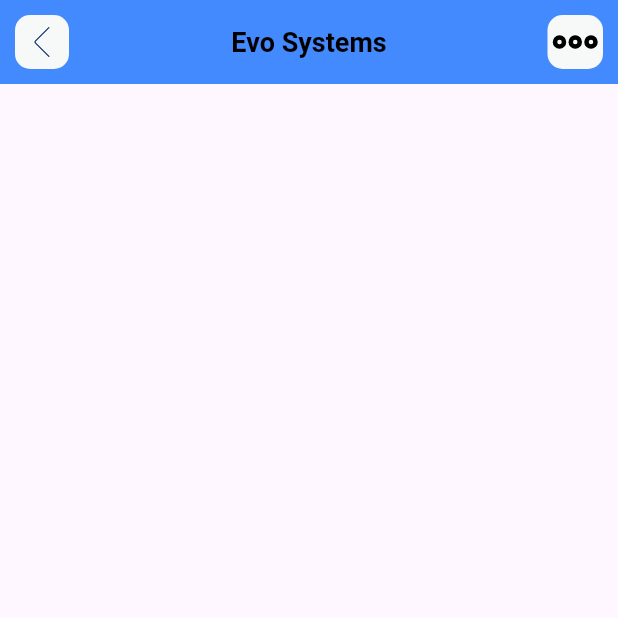
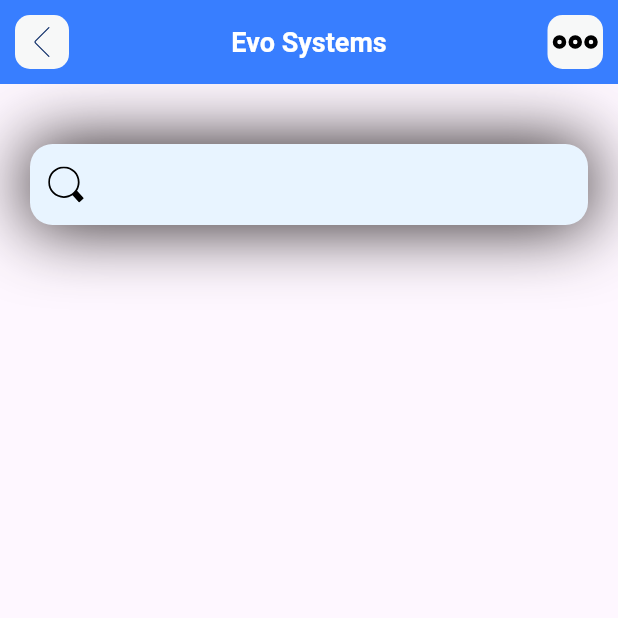
Before and after one commit to Autierii/EvoSys, a Flutter app: the screen it shows after launch, on a phone screen of 412 x 824 dp, the top half of it. Run offline on Flutter 3.47's test engine with Material 3 defaults, Android fonts, the phone set to English and light mode, and no system bars; our stand-ins replace flutter_svg.

Commit message:
Barra de navegação nao funcional

```diff
--- a/lib/pages/home.dart
+++ b/lib/pages/home.dart
@@ -7,16 +7,57 @@ class HomePage extends StatelessWidget {
   @override
   Widget build(BuildContext context) {
     return Scaffold(
-      appBar: AppBar(
+      appBar: _buildAppBar(),
+      body: Column(
+        children: [
+          Container(
+            margin: EdgeInsets.only(top: 40, left: 20, right: 20),
+            decoration: BoxDecoration(
+              boxShadow: [
+                BoxShadow(
+              color: Color(0xff1D1617),
+              blurRadius: 40,
+              spreadRadius: 0.0
+                )
+              ]
+            ),
+            child: TextField(
+              decoration: InputDecoration(
+                filled: true,
+                fillColor: const Color.fromARGB(255, 232, 244, 255),
+                contentPadding: EdgeInsets.all(15),
+                prefixIcon: Padding(
+                  padding: const EdgeInsets.all(12),
+                  child: SvgPicture.asset(
+                    'assets/icons/search.svg',
+                    height: 20,
+                    width: 20,
+                    ),
+                ),
+                border: OutlineInputBorder(
+                  borderRadius: BorderRadius.circular(15),
+                  borderSide: BorderSide.none,
+                )
+              )
+            ),
+          )
+        ]
+      ),
+    );
+  }
+
+
+    AppBar _buildAppBar() {
+      return AppBar(
         title: Text(
           'Evo Systems',
           style: TextStyle(
-              color: Colors.black,
+            color: Colors.white,
             fontSize: 18,
-              fontWeight: FontWeight.bold
+            fontWeight: FontWeight.bold,
           ),
         ),
-          backgroundColor: Colors.blueAccent,
+        backgroundColor: const Color.fromARGB(255, 56, 126, 255),
         elevation: 0.0,
         centerTitle: true,
         leading: Container(
@@ -24,32 +65,38 @@ class HomePage extends StatelessWidget {
           alignment: Alignment.center,
           decoration: BoxDecoration(
             color: Color(0xffF7F8F8),
-              borderRadius: BorderRadius.circular(10)
+            borderRadius: BorderRadius.circular(10),
           ),
+          child: GestureDetector(
+            onTap: () {
+
+            },
             child: SvgPicture.asset(
               'assets/icons/left-arrow-svgrepo-com.svg',
               height: 20,
               width: 20,
-            )
             ),
-
+          ),
+        ),
         actions: [
           Container(
             margin: EdgeInsets.all(10),
             alignment: Alignment.center,
-            // ignore: sort_child_properties_last
+            decoration: BoxDecoration(
+              color: Color(0xffF7F8F8),
+              borderRadius: BorderRadius.circular(10),
+            ),
+            child: GestureDetector(
+              onTap: () {
+
+              },
               child: SvgPicture.asset(
                 'assets/icons/dots-horizontal-alt-svgrepo-com.svg',
                 width: 37,
               ),
-            decoration: BoxDecoration(
-              color: Color(0xffF7F8F8),
-              borderRadius: BorderRadius.circular(10)
-            )
-          )
+            ),
+          ),
         ],
-
-        )
       );
     }
   }
```
Also changed, not shown: assets/icons/search.svg (added). Lines whose indentation alone changed are shown as unchanged.
